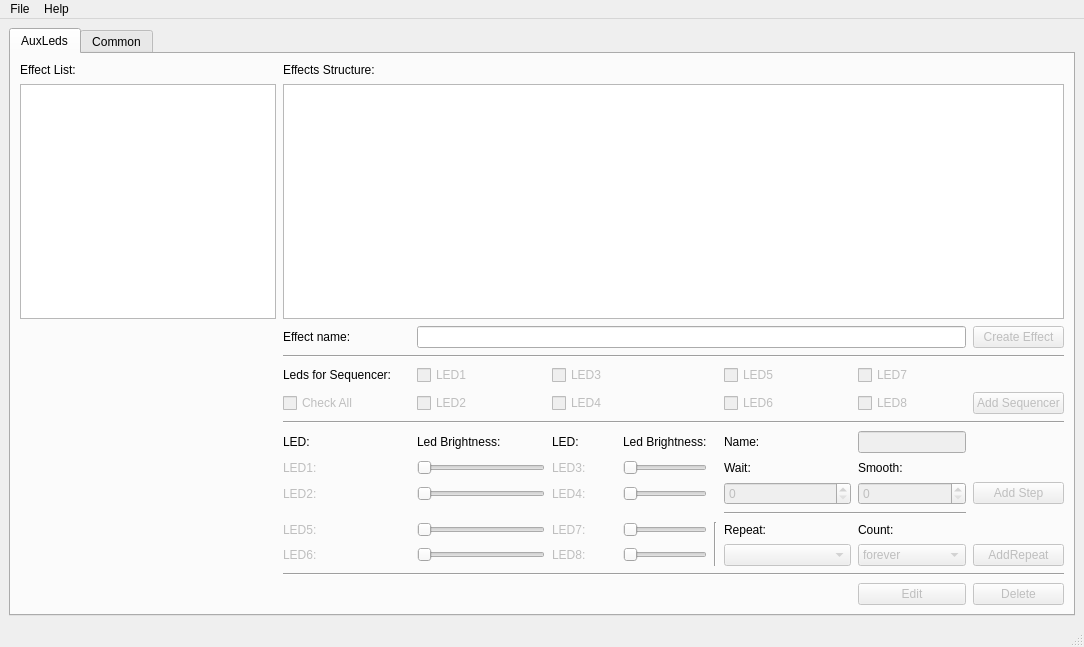
Above: Design.ui from raptorbox01/profileeditor before the change. Below: the same form after it.
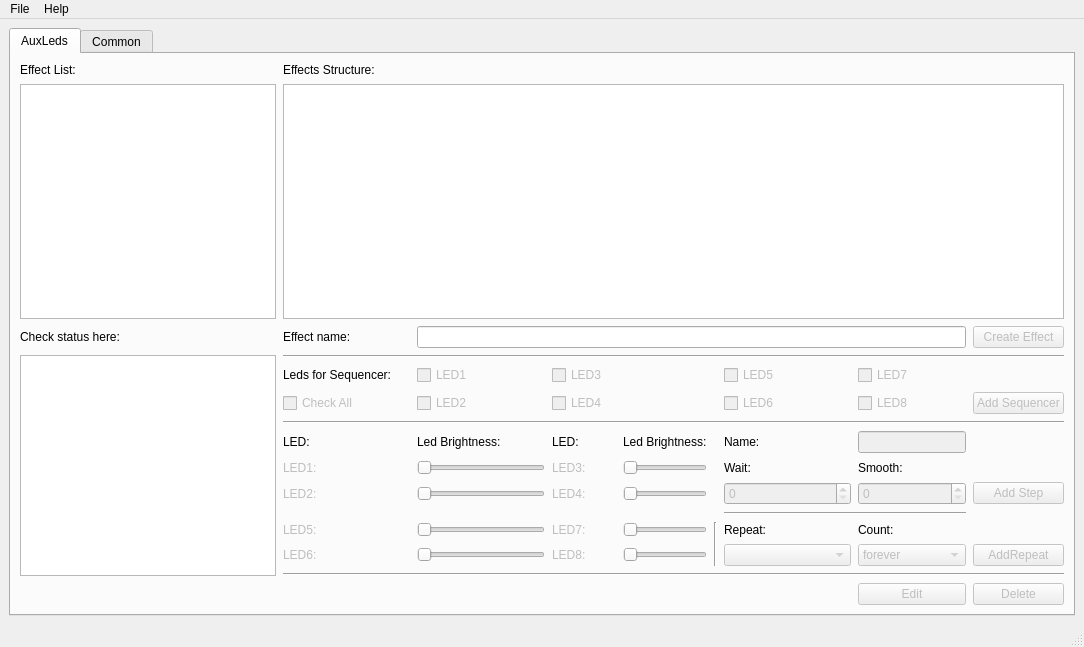
That is the form after the change.

Commit message: +steps from file validation +started Common tab, added name dicts for Common

```diff
--- a/Design.ui
+++ b/Design.ui
@@ -583,6 +583,16 @@
             </property>
            </widget>
           </item>
+          <item row="3" column="0" rowspan="11">
+           <widget class="QTextBrowser" name="TxtStatus"/>
+          </item>
+          <item row="2" column="0">
+           <widget class="QLabel" name="LblStatus">
+            <property name="text">
+             <string>Check status here:</string>
+            </property>
+           </widget>
+          </item>
          </layout>
         </item>
        </layout>
```
Left out of the diff: 23 changed lines with no effect on the pictures. The commit also changes 4 other files.
